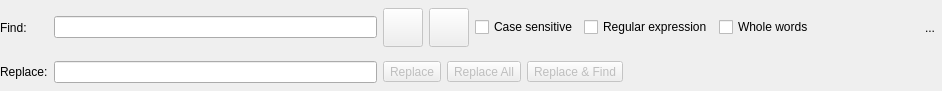
Before: the Qt Designer form libs/libgui/ui/widgets/findreplacewidget.ui in pgmodeler/pgmodeler, drawn with Qt 5.
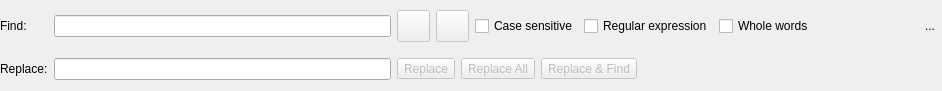
After: the same form once the commit is applied. Icons and pictures are not drawn.

The edit to the form file:
```diff
--- a/libs/libgui/ui/widgets/findreplacewidget.ui
+++ b/libs/libgui/ui/widgets/findreplacewidget.ui
@@ -82,8 +82,8 @@
        </property>
        <property name="iconSize">
         <size>
-         <width>32</width>
-         <height>32</height>
+         <width>25</width>
+         <height>25</height>
         </size>
        </property>
        <property name="shortcut">
@@ -122,8 +122,8 @@
        </property>
        <property name="iconSize">
         <size>
-         <width>32</width>
-         <height>32</height>
+         <width>25</width>
+         <height>25</height>
         </size>
        </property>
        <property name="shortcut">
@@ -200,8 +200,8 @@
        </property>
        <property name="iconSize">
         <size>
-         <width>25</width>
-         <height>25</height>
+         <width>20</width>
+         <height>20</height>
         </size>
        </property>
        <property name="autoRaise">
```
Left out of the diff: 1 changed line with no effect on the pictures.
